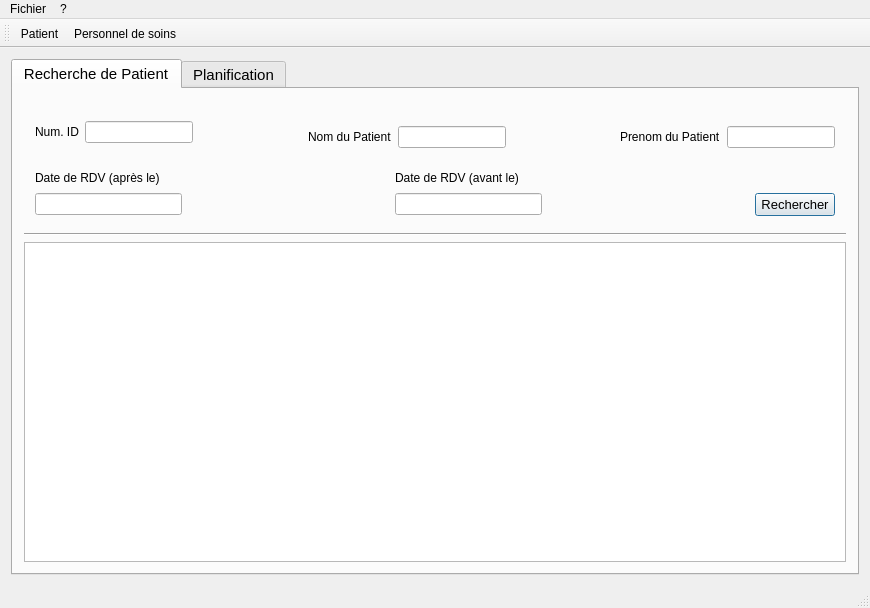
First picture: the form in QtProject/mainwindow.ui, repository ThomChar/QTProjectCpp, before the edit.
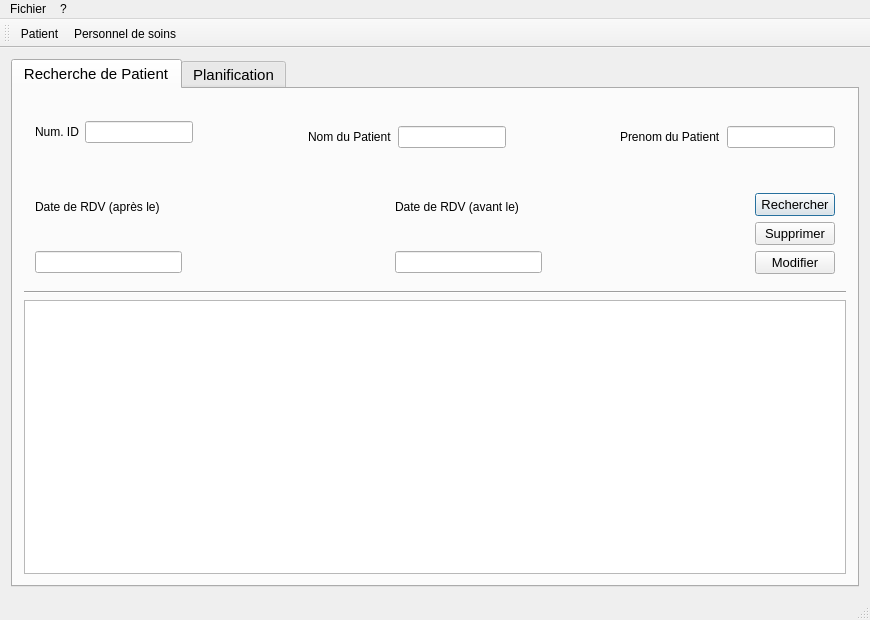
Second picture: the form after the edit. The open tabs and pages were chosen to show the change. Icons and pictures are not drawn.

What changed in the file:
```diff
--- a/QtProject/mainwindow.ui
+++ b/QtProject/mainwindow.ui
@@ -7,7 +7,7 @@
     <x>0</x>
     <y>0</y>
     <width>870</width>
-    <height>608</height>
+    <height>620</height>
    </rect>
   </property>
   <property name="windowTitle">
@@ -407,6 +407,30 @@
                    </property>
                   </widget>
                  </item>
+                 <item>
+                  <widget class="QPushButton" name="pushButton_2">
+                   <property name="font">
+                    <font>
+                     <pointsize>10</pointsize>
+                    </font>
+                   </property>
+                   <property name="text">
+                    <string>Supprimer</string>
+                   </property>
+                  </widget>
+                 </item>
+                 <item>
+                  <widget class="QPushButton" name="pushButton_3">
+                   <property name="font">
+                    <font>
+                     <pointsize>10</pointsize>
+                    </font>
+                   </property>
+                   <property name="text">
+                    <string>Modifier</string>
+                   </property>
+                  </widget>
+                 </item>
                 </layout>
                </item>
               </layout>
```
Left out of the diff: 7 changed lines with no effect on the pictures.
